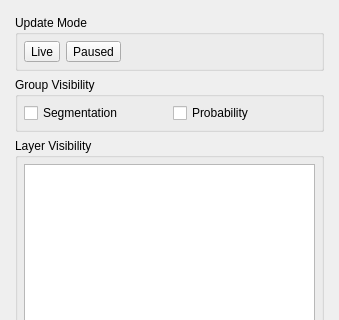
This is ilastik/applets/pixelClassification/viewerControls.ui in ilastik/ilastik as Qt 5 draws it before an edit; both pictures show x 0 to 339 and y 0 to 320 of the 339 by 548 pixel window. The edited form follows.
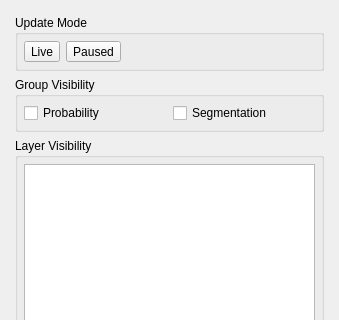
This is the edited form. Icons and pictures are not drawn. Custom widgets are drawn as their Qt base class.

Commit message: PixelClassification: Control layout fix.

```diff
--- a/ilastik/applets/pixelClassification/viewerControls.ui
+++ b/ilastik/applets/pixelClassification/viewerControls.ui
@@ -104,16 +104,16 @@
             <number>6</number>
            </property>
            <item>
-            <widget class="QCheckBox" name="checkShowSegmentation">
+            <widget class="QCheckBox" name="checkShowPredictions">
              <property name="text">
-              <string>Segmentation</string>
+              <string>Probability</string>
              </property>
             </widget>
            </item>
            <item>
-            <widget class="QCheckBox" name="checkShowPredictions">
+            <widget class="QCheckBox" name="checkShowSegmentation">
              <property name="text">
-              <string>Probability</string>
+              <string>Segmentation</string>
              </property>
             </widget>
            </item>
```
